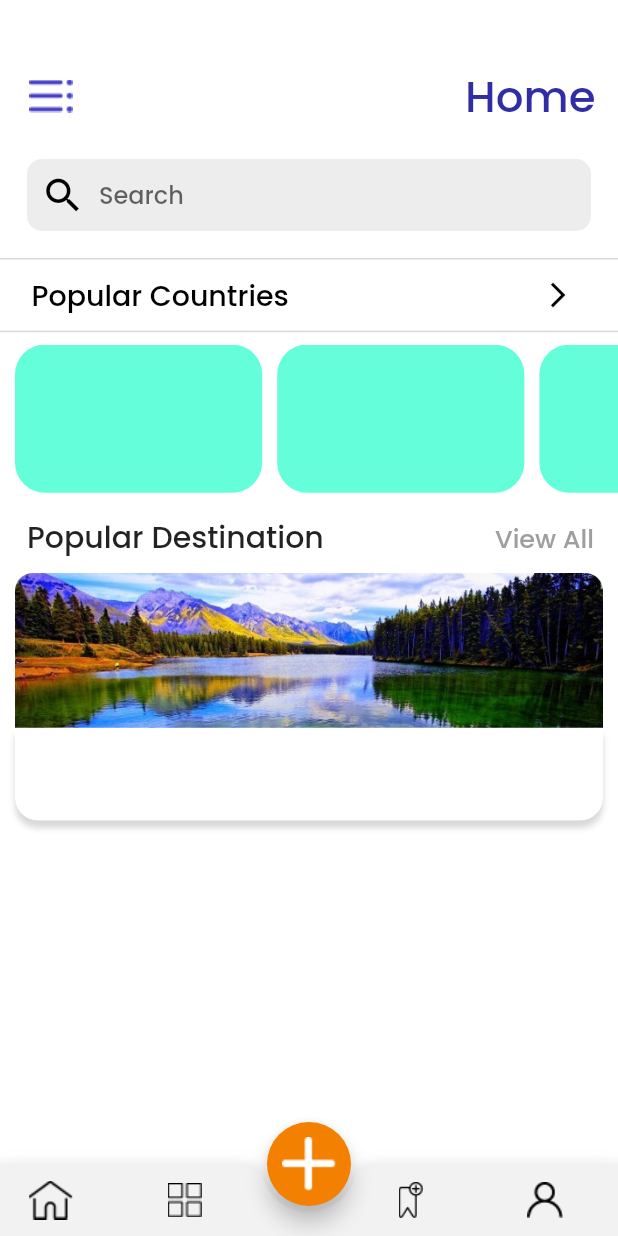
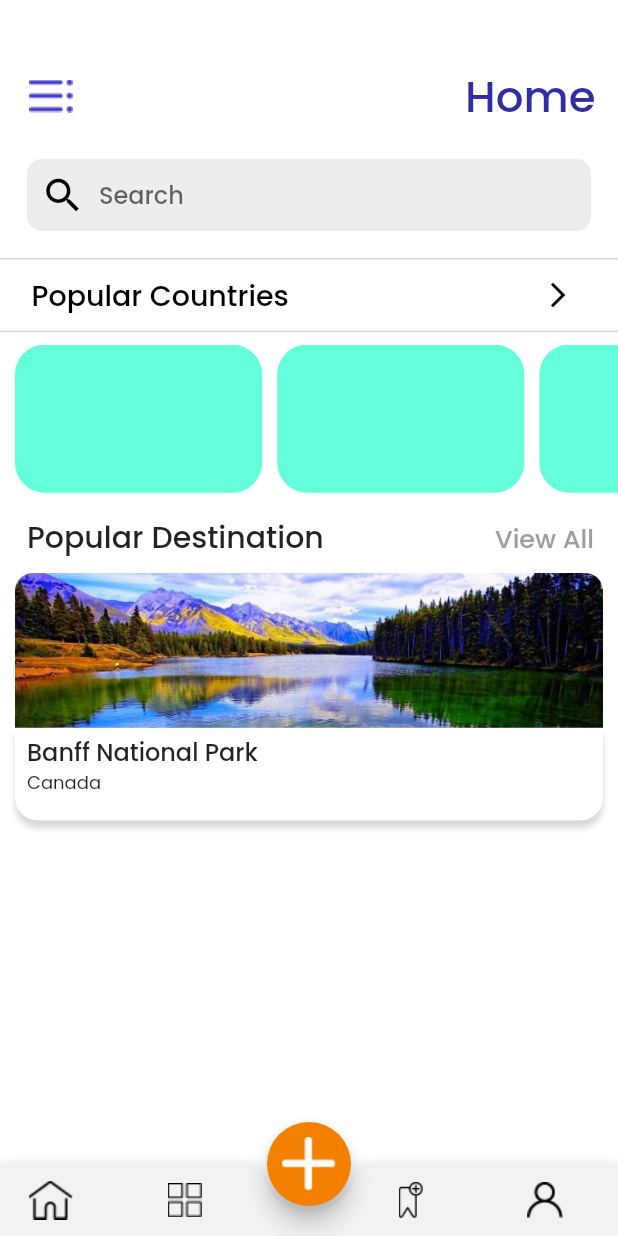
Before and after one commit to nexus-hash/Tour-Booking-App, a Flutter app: the HomePage screen opened directly, on a phone screen of 412 x 824 dp. Run offline on Flutter 3.47's test engine with Material 2 defaults, Android fonts, the phone set to English and light mode, and no system bars.

Commit message:
Added Scroll View

```diff
--- a/lib/Home/HomePage.dart
+++ b/lib/Home/HomePage.dart
@@ -22,9 +22,6 @@ class _HomePageState extends State<HomePage> {
     return Scaffold(
       resizeToAvoidBottomInset: false,
       backgroundColor: Colors.white,
-      drawer: Drawer(
-
-      ),
       bottomNavigationBar: BottomAppBar(
         color: Color(0xFFF2F2F2),
         child: Padding(
@@ -98,8 +95,11 @@ class _HomePageState extends State<HomePage> {
       body: PageView(
         controller: _myPage,
         children: <Widget>[
-          Center(
-            child: HomePageView(),
+          SingleChildScrollView(
+            scrollDirection: Axis.vertical,
+            child: Center(
+              child: HomePageView(),
+            ),
           ),
           Center(
             child: Container(
--- a/lib/Home/HomeVIew.dart
+++ b/lib/Home/HomeVIew.dart
@@ -169,10 +169,30 @@ class _HomePageViewState extends State<HomePageView> {
                               ],
                               borderRadius: BorderRadius.only(bottomLeft: Radius.circular(15.0),bottomRight: Radius.circular(15.0))
                             ),
-                            child: Column(
-                              children: <Widget>[
-
-                              ],
+                            child: Padding(
+                              padding: const EdgeInsets.only(left: 8.0,right: 8.0,top: 4.0),
+                              child: Column(
+                                children: <Widget>[
+                                  Align(
+                                    alignment: Alignment.topLeft,
+                                    child: Text("Banff National Park",
+                                    style: TextStyle(
+                                      fontFamily: "PoppinsMed",
+                                      fontSize: 16.0
+                                    ),
+                                    ),
+                                  ),
+                                  Align(
+                                    alignment: Alignment.topLeft,
+                                    child: Text("Canada",
+                                      style: TextStyle(
+                                          fontFamily: "Poppins",
+                                          fontSize: 12.0
+                                      ),
+                                    ),
+                                  )
+                                ],
+                              ),
                             ),
                           ),
                         ),
```
